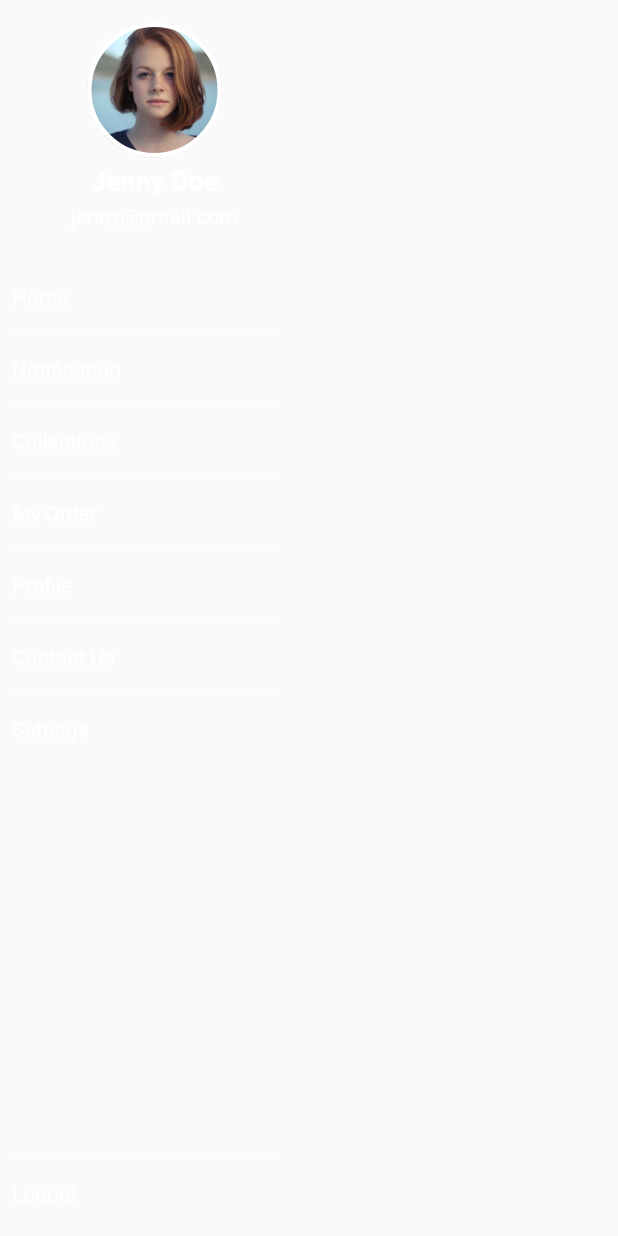
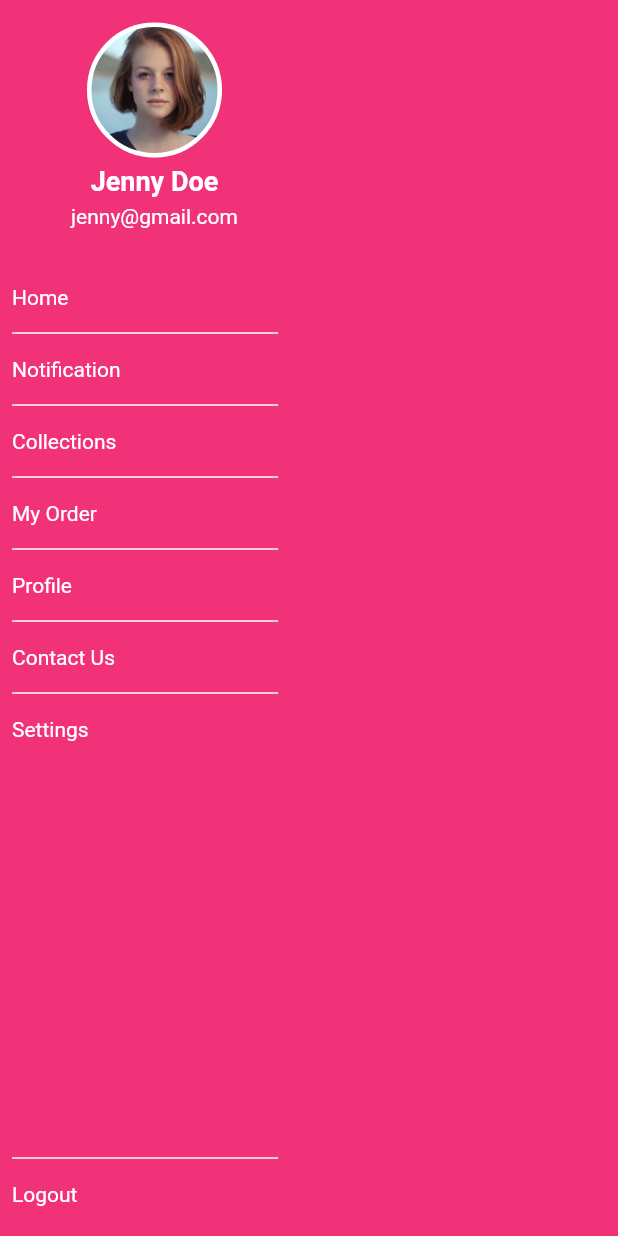
Before and after one commit to rushit5560/Girls_Fashion_Store, a Flutter app: the DrawerWidget widget shown alone on an empty page, opened directly, on a phone screen of 412 x 824 dp. Run offline on Flutter 3.47's test engine with Material 2 defaults, Android fonts, the phone set to English and light mode, and no system bars; our stand-ins replace carousel_slider, flutter_rating_bar, get, google_maps_flutter, shared_preferences, smooth_page_indicator; accounts and stored records are empty.

Commit message:
Drawer Reformate

```diff
--- a/girls_fashion_store/lib/common/custom_widget.dart
+++ b/girls_fashion_store/lib/common/custom_widget.dart
@@ -22,9 +22,20 @@ class SpacerWidth extends StatelessWidget {
 }
 
 class CustomDivider extends StatelessWidget {
-  const CustomDivider();
+  final thickness;
+  final color;
+  final indent;
+  final endIndent;
+
+  CustomDivider({this.thickness, this.color, this.indent, this.endIndent});
+
   @override
   Widget build(BuildContext context) {
-    return Divider(thickness: 1);
+    return Divider(
+      thickness: thickness ?? 1,
+      color: color ?? Colors.black,
+      indent: indent ?? 0.0,
+      endIndent: endIndent ?? 0.0,
+    );
   }
 }
--- a/girls_fashion_store/lib/common/drawer_widget.dart
+++ b/girls_fashion_store/lib/common/drawer_widget.dart
@@ -1,13 +1,16 @@
 import 'package:flutter/material.dart';
 import 'package:get/get.dart';
+import 'package:girls_fashion_store/common/app_color.dart';
+import 'custom_widget.dart';
 import 'img_url.dart';
 
 class DrawerWidget extends StatelessWidget {
 
-
   @override
   Widget build(BuildContext context) {
-    return Column(
+    return Container(
+      color: AppColor.kPinkColor,
+      child: Column(
         mainAxisAlignment: MainAxisAlignment.spaceBetween,
         children: [
           Container(
@@ -15,7 +18,56 @@ class DrawerWidget extends StatelessWidget {
               crossAxisAlignment: CrossAxisAlignment.start,
               children: [
 
+                ProfileImageAndNameModule(),
+
+                const SpacerHeight(30),
+                HomeModule(),
+
+                CustomDivider(color: Colors.white, indent: 8.0, endIndent: Get.width * 0.55),
+                NotificationModule(),
+
+                CustomDivider(color: Colors.white, indent: 8.0, endIndent: Get.width * 0.55),
+                CollectionModule(),
+
+                CustomDivider(color: Colors.white, indent: 8.0, endIndent: Get.width * 0.55),
+                MyOrderModule(),
+
+                CustomDivider(color: Colors.white, indent: 8.0, endIndent: Get.width * 0.55),
+                ProfileModule(),
+
+                CustomDivider(color: Colors.white, indent: 8.0, endIndent: Get.width * 0.55),
+                ContactUsModule(),
+
+                CustomDivider(color: Colors.white, indent: 8.0, endIndent: Get.width * 0.55),
+                SettingsModule(),
+
+              ],
+            ),
+          ),
+
           Container(
+            child: Column(
+              crossAxisAlignment: CrossAxisAlignment.start,
+              children: [
+                CustomDivider(color: Colors.white, indent: 8.0, endIndent: Get.width * 0.55),
+                LogOutModule(),
+              ],
+            ),
+          ),
+
+        ],
+      ),
+    );
+  }
+
+}
+
+class ProfileImageAndNameModule extends StatelessWidget {
+  ProfileImageAndNameModule({Key? key}) : super(key: key);
+
+  @override
+  Widget build(BuildContext context) {
+    return Container(
       padding: EdgeInsets.only(top: 15),
       width: Get.width * 0.5,
       child: Column(
@@ -30,7 +82,7 @@ class DrawerWidget extends StatelessWidget {
                 )
             ),
           ),
-                    SizedBox(height: 5),
+          const SpacerHeight(5),
 
           Text(
             'Jenny Doe',
@@ -42,7 +94,7 @@ class DrawerWidget extends StatelessWidget {
             ),
           ),
 
-                    SizedBox(height: 5),
+          const SpacerHeight(5),
           Text(
             'jenny@gmail.com',
             maxLines: 1,
@@ -50,13 +102,19 @@ class DrawerWidget extends StatelessWidget {
             style: TextStyle(
               color: Colors.white,
             ),
-                    )
+          ),
         ],
       ),
-              ),
+    );
+  }
+}
 
-              SizedBox(height: 30),
-              GestureDetector(
+class HomeModule extends StatelessWidget {
+  HomeModule({Key? key}) : super(key: key);
+
+  @override
+  Widget build(BuildContext context) {
+    return GestureDetector(
       onTap: () {
         print('Home');
       },
@@ -69,10 +127,16 @@ class DrawerWidget extends StatelessWidget {
           ),
         ),
       ),
-              ),
+    );
+  }
+}
 
-              Divider(color: Colors.white,indent: 8, endIndent: Get.width * 0.55),
-              GestureDetector(
+class NotificationModule extends StatelessWidget {
+  NotificationModule({Key? key}) : super(key: key);
+
+  @override
+  Widget build(BuildContext context) {
+    return GestureDetector(
       onTap: () {
         print('Notification');
       },
@@ -85,10 +149,16 @@ class DrawerWidget extends StatelessWidget {
           ),
         ),
       ),
-              ),
+    );
+  }
+}
 
-              Divider(color: Colors.white,indent: 8, endIndent: Get.width * 0.55),
-              GestureDetector(
+class CollectionModule extends StatelessWidget {
+  const CollectionModule({Key? key}) : super(key: key);
+
+  @override
+  Widget build(BuildContext context) {
+    return GestureDetector(
       onTap: () {
         print('Collections');
       },
@@ -101,10 +171,16 @@ class DrawerWidget extends StatelessWidget {
           ),
         ),
       ),
-              ),
+    );
+  }
+}
 
-              Divider(color: Colors.white,indent: 8, endIndent: Get.width * 0.55),
-              GestureDetector(
+class MyOrderModule extends StatelessWidget {
+  MyOrderModule({Key? key}) : super(key: key);
+
+  @override
+  Widget build(BuildContext context) {
+    return GestureDetector(
       onTap: () {
         print('My Order');
       },
@@ -117,10 +193,16 @@ class DrawerWidget extends StatelessWidget {
           ),
         ),
       ),
-              ),
+    );
+  }
+}
 
-              Divider(color: Colors.white,indent: 8, endIndent: Get.width * 0.55),
-              GestureDetector(
+class ProfileModule extends StatelessWidget {
+  ProfileModule({Key? key}) : super(key: key);
+
+  @override
+  Widget build(BuildContext context) {
+    return GestureDetector(
       onTap: () {
         print('Profile');
       },
@@ -133,10 +215,16 @@ class DrawerWidget extends StatelessWidget {
           ),
         ),
       ),
-              ),
+    );
+  }
+}
 
-              Divider(color: Colors.white,indent: 8, endIndent: Get.width * 0.55),
-              GestureDetector(
+class ContactUsModule extends StatelessWidget {
+  const ContactUsModule({Key? key}) : super(key: key);
+
+  @override
+  Widget build(BuildContext context) {
+    return GestureDetector(
       onTap: () {
         print('Contact Us');
       },
@@ -149,10 +237,16 @@ class DrawerWidget extends StatelessWidget {
           ),
         ),
       ),
-              ),
+    );
+  }
+}
 
-              Divider(color: Colors.white,indent: 8, endIndent: Get.width * 0.55),
-              GestureDetector(
+class SettingsModule extends StatelessWidget {
+  const SettingsModule({Key? key}) : super(key: key);
+
+  @override
+  Widget build(BuildContext context) {
+    return GestureDetector(
       onTap: () {
         print('Settings');
       },
@@ -165,18 +259,16 @@ class DrawerWidget extends StatelessWidget {
           ),
         ),
       ),
-              ),
+    );
+  }
+}
 
-            ],
-          ),
-        ),
+class LogOutModule extends StatelessWidget {
+  const LogOutModule({Key? key}) : super(key: key);
 
-        Container(
-          child: Column(
-            crossAxisAlignment: CrossAxisAlignment.start,
-            children: [
-              Divider(color: Colors.white,indent: 8, endIndent: Get.width * 0.55),
-              GestureDetector(
+  @override
+  Widget build(BuildContext context) {
+    return GestureDetector(
       onTap: () {
         print('Logout');
       },
@@ -189,13 +281,6 @@ class DrawerWidget extends StatelessWidget {
           ),
         ),
       ),
-              ),
-            ],
-          ),
-        ),
-
-      ],
     );
   }
-
 }
--- a/girls_fashion_store/lib/main.dart
+++ b/girls_fashion_store/lib/main.dart
@@ -2,6 +2,7 @@ import 'package:flutter/material.dart';
 import 'package:get/get.dart';
 import 'package:girls_fashion_store/common/app_theme.dart';
 import 'package:girls_fashion_store/screens/index_screen/index_screen.dart';
+import 'package:girls_fashion_store/screens/splash_screen/splash_screen.dart';
 import 'common/app_color.dart';
 import 'common/drawer_widget.dart';
 
@@ -19,7 +20,7 @@ class MyApp extends StatelessWidget {
       title: 'Girls Fashion Store',
       debugShowCheckedModeBanner: false,
       theme: appTheme(),
-      home: MainPage(),
+      home: SplashScreen(),
     );
   }
 }
```
Lines whose indentation alone changed are shown as unchanged.
